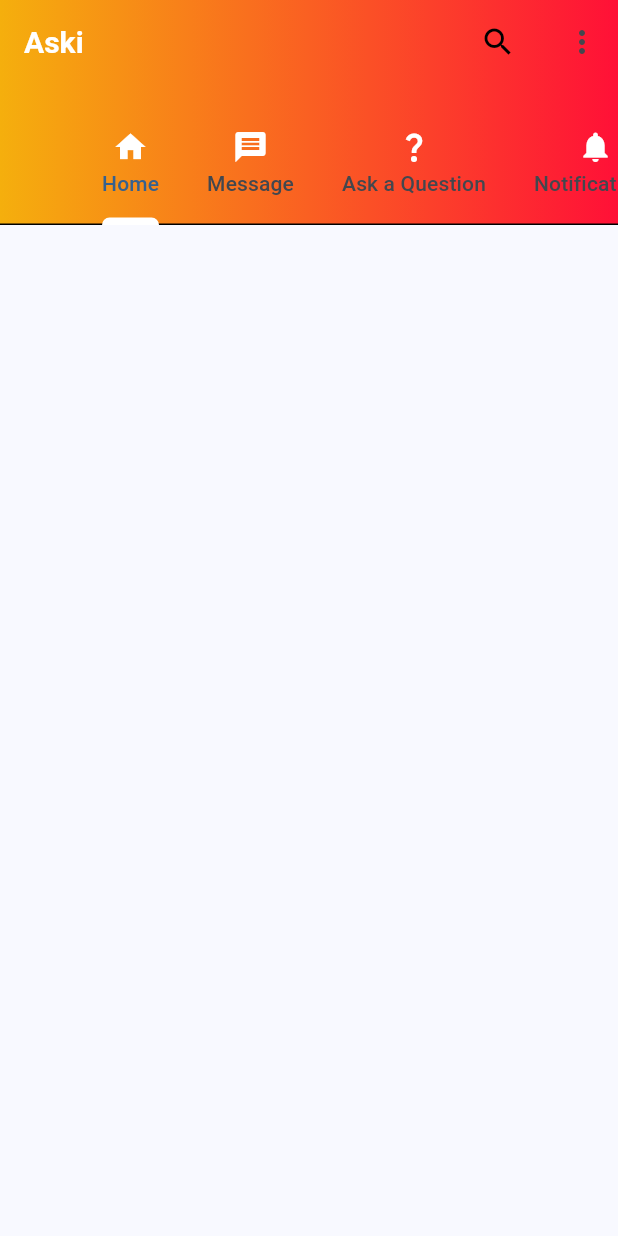
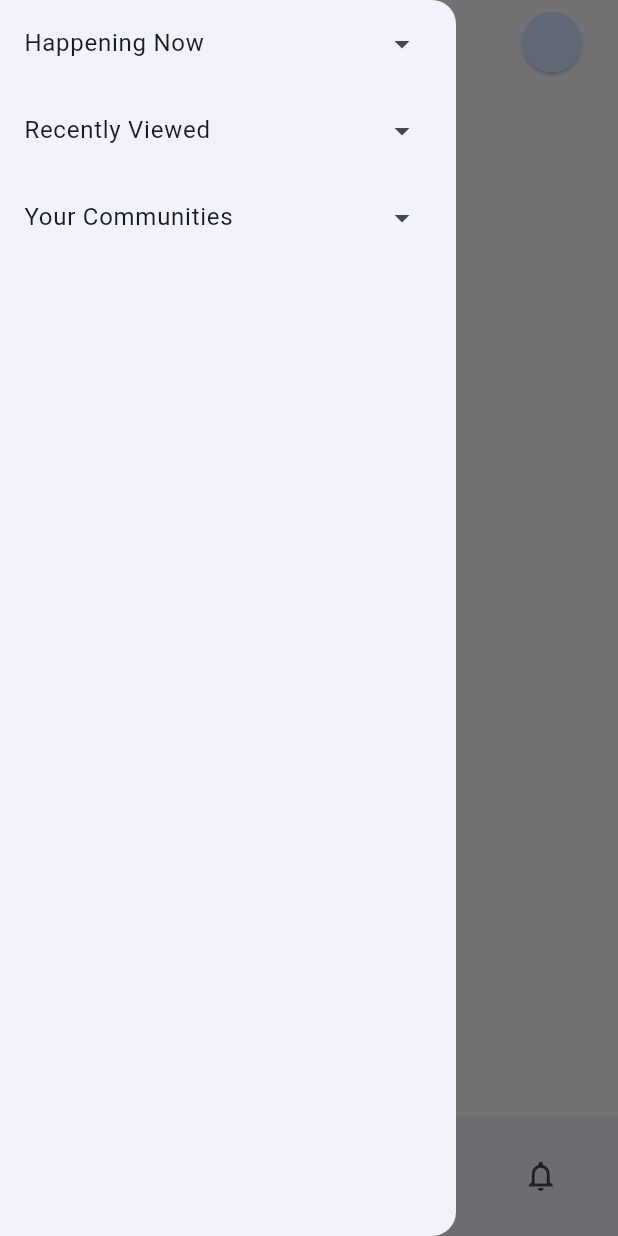
Before and after one commit to mmxNiloy/aski, a Flutter app: the screen it shows once a user with an empty profile is signed in, with the side drawer open (before the commit the screen has no drawer), on a phone screen of 412 x 824 dp. Run offline on Flutter 3.47's test engine with Material 2 defaults, Android fonts, the phone set to English and light mode, and no system bars; our stand-ins replace cloud_firestore, file_picker, firebase_auth, firebase_core, firebase_database, flutter_widget_from_html and 2 more; missing offline and left inert: html_editor_enhanced; accounts and stored records are empty; network calls fail.

Commit message:
Comment section implementation (primary). Slight modifications in the UI(Appbar, bottom navbar, drawer)

```diff
--- /dev/null
+++ b/lib/pages/dashboard/components/dashboard_drawer_main.dart
@@ -0,0 +1,104 @@
+import 'package:flutter/material.dart';
+
+class DashboardDrawerMain extends StatefulWidget {
+  //const DashboardDrawerMain({super.key});
+
+  @override
+  State<StatefulWidget> createState() => _DashboardDrawerMainState();
+}
+
+class _DashboardDrawerMainState extends State<DashboardDrawerMain> {
+  bool _isHNETOpen = false; // For "Happening Now" expansion tile state
+  bool _isRVETOpen = false; // For "Recently Viewed" expansion tile state
+  bool _isYCETOpen = false; // For "Your Communities" expansion tile state
+
+  @override
+  Widget build(BuildContext context) {
+    return Drawer(
+      child: ListView(
+        children: [
+          ExpansionTile(
+              title: const Text('Happening Now'),
+              trailing: drawHNTrailing(),
+              onExpansionChanged: handleHNETChange,
+              children: const [
+                Text("Item 1"),
+                Text("Item 2"),
+                Text("Item 3"),
+              ],
+          ),
+          ExpansionTile(
+            title: const Text('Recently Viewed'),
+            trailing: drawRVTrailing(),
+            onExpansionChanged: handleRVETChange,
+            children: const [
+              // TODO: Render recently viewed posts/communities here
+              ListTile(title: Text("Item 1")),
+              ListTile(title: Text("Item 2")),
+            ],
+          ),
+          ExpansionTile(
+            title: const Text('Your Communities'),
+            trailing: drawYCETTrailing(),
+            onExpansionChanged: handleYCETChange,
+            children: const [
+              Text('Item 1'),
+              Text('Item 2'),
+              Text('Item 3'),
+              Text('Item 4'),
+              Text('Item 5')
+            ],
+          )
+        ],
+      ),
+    );
+  }
+
+  Widget drawRVTrailing() {
+    if(_isRVETOpen) {
+      return TextButton(
+          onPressed: handleRVSeeAllBtn,
+          child: const Text('See all')
+      );
+    }
+
+    return const Icon(
+      Icons.arrow_drop_down
+    );
+  }
+
+  void handleRVSeeAllBtn() {
+    // TODO: Handle see all button for recently viewed expansion tile
+  }
+
+  void handleRVETChange(bool expanded) {
+    setState(() {
+      _isRVETOpen = expanded;
+    });
+  }
+
+
+  void handleHNETChange(bool value) {
+    setState(() {
+      _isHNETOpen = value;
+    });
+  }
+
+  Widget drawHNTrailing() {
+    return Icon(
+      _isHNETOpen ? Icons.arrow_drop_up : Icons.arrow_drop_down
+    );
+  }
+
+  Widget drawYCETTrailing() {
+    return Icon(
+      _isYCETOpen ? Icons.arrow_drop_up : Icons.arrow_drop_down
+    );
+  }
+
+  void handleYCETChange(bool value) {
+    setState(() {
+      _isYCETOpen = value;
+    });
+  }
+}
--- a/lib/pages/dashboard/components/my_app_bar.dart
+++ b/lib/pages/dashboard/components/my_app_bar.dart
@@ -10,12 +10,7 @@ class MyAppBar extends StatelessWidget implements PreferredSizeWidget {
   Widget build(BuildContext context) {
     return AppBar(
       title: const Text(
-        'Aski',
-        style: TextStyle(
-          color: Color(0xFFFFFFFF),
-          fontWeight: FontWeight.bold,
-          fontSize: 20,
-        ),
+        'ASKi',
       ),
       centerTitle: false,
       actions: [
--- a/lib/pages/dashboard/dashboard.dart
+++ b/lib/pages/dashboard/dashboard.dart
@@ -1,7 +1,10 @@
+import 'package:aski/pages/dashboard/components/dashboard_drawer_main.dart';
+import 'package:aski/pages/dashboard/components/dashboard_drawer_profile.dart';
 import 'package:aski/pages/dashboard/components/my_app_bar.dart';
 import 'package:aski/pages/dashboard/tabs/ask_question_tab.dart';
 import 'package:aski/pages/dashboard/tabs/home_tab.dart';
 import 'package:aski/pages/dashboard/tabs/message_tab.dart';
+import 'package:aski/pages/dashboard/tabs/notifications_tab.dart';
 import 'package:flutter/material.dart';
 
 class Dashboard extends StatefulWidget {
@@ -12,27 +15,86 @@ class Dashboard extends StatefulWidget {
 }
 
 class _DashboardState extends State<Dashboard> {
+  int _navbarIndex = 0;
+  PageController _pageController = PageController(initialPage: 0);
+
+  List<Widget> _tabs = [
+    HomeTab(),
+    MessageTab(),
+    AskQuestionTab(),
+    NotificationsTab(),
+  ];
+
+  List<NavigationDestination> _bottomNavItems = [
+    NavigationDestination(
+        icon: Icon(Icons.home_outlined),
+        selectedIcon: Icon(Icons.home),
+        label: "Home",
+    ),
+    NavigationDestination(
+        icon: Icon(Icons.message_outlined),
+        selectedIcon: Icon(Icons.message),
+        label: 'Message'
+    ),
+    NavigationDestination(
+        icon: Icon(Icons.add_circle_outline),
+        selectedIcon: Icon(Icons.add_circle),
+        label: 'Ask'
+    ),
+    NavigationDestination(
+        icon: Icon(Icons.notifications_outlined),
+        selectedIcon: Icon(Icons.notifications),
+        label: 'Notifications'
+    ),
+  ];
+
   @override
   Widget build(BuildContext context) {
     return DefaultTabController(
       length: 4,
       child: Scaffold(
-        ///**AppBar .. appbar sundor er kaj sesh a*/
-        appBar: const MyAppBar(),
+        ///**AppBar*/
+        appBar: AppBar(
+          title: const Text('ASKi'),
+          actions: [
+            Builder(
+              builder: (context) => ElevatedButton(
+                onPressed: () {
+                  Scaffold.of(context).openEndDrawer();
+                },
+                style: ElevatedButton.styleFrom(
+                    shape: const CircleBorder()
+                ),
+                child: const CircleAvatar(),
+              ),
+            ),
+          ],
+        ),
+        // Main drawer
+        drawer: DashboardDrawerMain(),
+        endDrawer: DashboardDrawerProfile(),
+        bottomNavigationBar: NavigationBar(
+          labelBehavior: NavigationDestinationLabelBehavior.onlyShowSelected,
+          destinations: _bottomNavItems,
+          selectedIndex: _navbarIndex,
+          onDestinationSelected: handleNavbarChange,
+        ),
 
         //**Body part Begins from here */
-        body: TabBarView(
-          children: [
-            ///**WIll call the pages */
-            const HomeTab(),
-            const MessageTab(),
-            // const AIAssistantTab(),
-            const AskQuestionTab(),
-            buildPage('Notifications')
-          ],
+        body: PageView(
+          controller: _pageController,
+          physics: NeverScrollableScrollPhysics(),
+          children: _tabs,
         ),
       ),
     );
+  }
+
+  void handleNavbarChange(int value) {
+    setState(() {
+      _navbarIndex = value;
+      _pageController.jumpToPage(value);
+    });
   }
 }
 
--- a/lib/pages/dashboard/tabs/home_tab.dart
+++ b/lib/pages/dashboard/tabs/home_tab.dart
@@ -12,7 +12,10 @@ class HomeTab extends StatefulWidget {
   State<StatefulWidget> createState() => _HomeTabState();
 }
 
-class _HomeTabState extends State<HomeTab> {
+class _HomeTabState extends State<HomeTab> with AutomaticKeepAliveClientMixin<HomeTab> {
+  @override
+  bool get wantKeepAlive => true;
+
   late List<PostsModel> posts;
   late final Stream<QuerySnapshot<Map<String, dynamic>>> _postsStream;
   final uid = FirebaseAuth.instance.currentUser!.uid;
@@ -22,7 +25,7 @@ class _HomeTabState extends State<HomeTab> {
     // TODO: implement initState
     super.initState();
 
-    _postsStream = buildQuery(false).snapshots();
+    _postsStream = buildQuery(false).get().asStream();
   }
 
   Query<Map<String, dynamic>> buildQuery([bool? isLimited, int? lim]) {
@@ -53,7 +56,7 @@ class _HomeTabState extends State<HomeTab> {
   }
 
   Widget postsStreamBuilder() {
-    return StreamBuilder<QuerySnapshot>(
+    return StreamBuilder<QuerySnapshot<Map<String, dynamic>>>(
         stream: _postsStream,
         builder: (cotext, snapshot) {
           if(snapshot.hasError) {
@@ -84,13 +87,14 @@ class _HomeTabState extends State<HomeTab> {
           return Padding(
             padding: const EdgeInsets.all(8.0),
             child: ListView(
-              children: snapshot.data!.docs.map((DocumentSnapshot docSnap){
-                Map<String, dynamic> data = docSnap.data()! as Map<String, dynamic>;
+              children: snapshot.data!.docs.map((DocumentSnapshot<Map<String, dynamic>> docSnap){
+                Map<String, dynamic> data = docSnap.data()!;
                 PostsModel mPost = PostsModel.fromJson(data);
                 mPost.postID = docSnap.id;
 
                 return PostContainer(
                     model: mPost,
+                    isPreview: true,
                 );
               }).toList().cast(),
             ),
```
Also changed, not shown: lib/components/my_appbar.dart (added, +26 -0 lines), lib/components/post_container.dart (+40 -13 lines), lib/constants/database_constants.dart (+7 -0 lines), lib/models/comments_model.dart (added, +20 -0 lines), lib/pages/comment_section_page/comment_section_page.dart (added, +110 -0 lines), lib/pages/comment_section_page/components/comment_container.dart (added, +25 -0 lines), lib/pages/dashboard/components/dashboard_drawer_profile.dart (added, +22 -0 lines), lib/pages/dashboard/tabs/message_tab.dart (+6 -1 lines), lib/pages/dashboard/tabs/notifications_tab.dart (added, +21 -0 lines).
